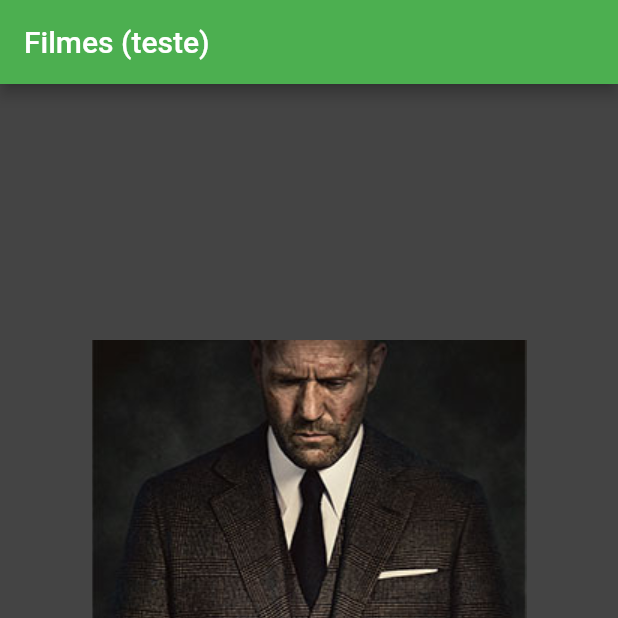
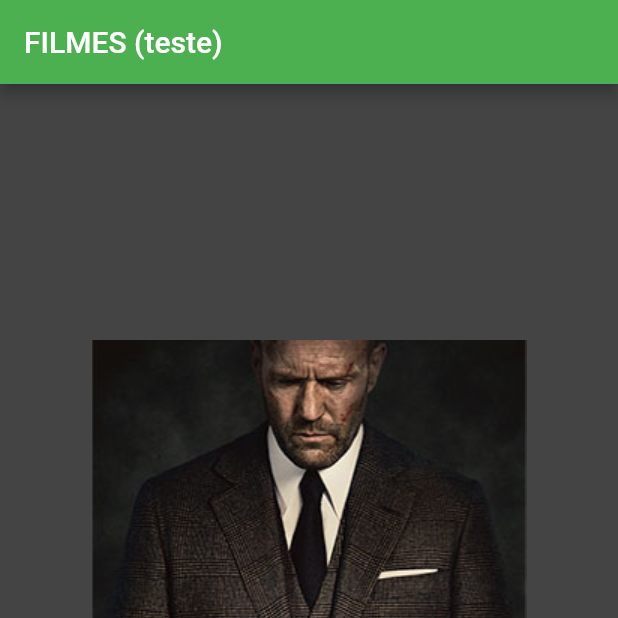
Before and after one commit to carlosfilhou/movie-catalog, a Flutter app: the screen it shows after launch, on a phone screen of 412 x 824 dp, the top half of it. Run offline on Flutter 3.47's test engine with Material 2 defaults, Android fonts, the phone set to English and light mode, and no system bars.

Commit message:
docs-title

```diff
--- a/lib/pages/homepage.dart
+++ b/lib/pages/homepage.dart
@@ -6,7 +6,7 @@ class HomePage extends StatelessWidget {
     return Scaffold(
       appBar: AppBar(
         backgroundColor: Colors.green,
-        title: Text('Filmes (teste)'),
+        title: Text('FILMES (teste)'),
       ),
       body: _body(),
     );
```
